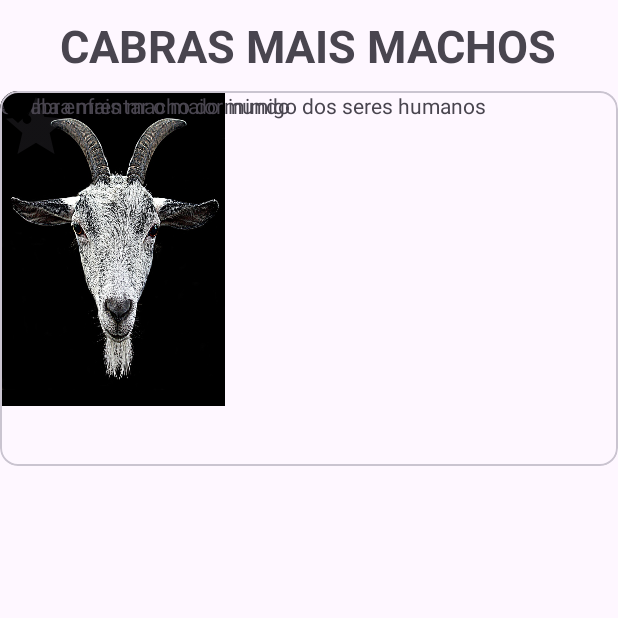
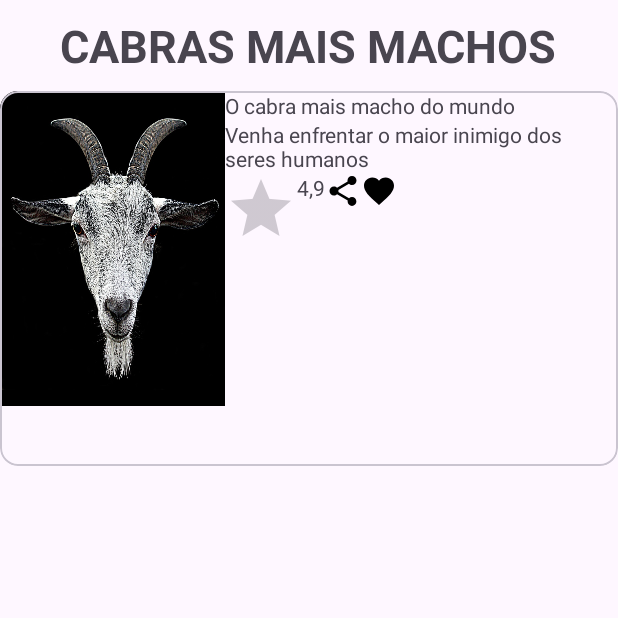
Before and after one commit to Yuri140/CabrApp, an Android app: the CabrasMachosActivity screen opened directly, with no data from a screen before it, on a phone screen of 412 x 824 dp, the top half of it. Run offline under Robolectric (Android 15) with nearby library versions, the light colour scheme and no system bars.

Commit message:
resolvendo o gatilho do nicolas

```diff
--- a/app/src/main/res/layout/cabras_machos_layout.xml
+++ b/app/src/main/res/layout/cabras_machos_layout.xml
@@ -6,6 +6,7 @@
     android:layout_height="match_parent"
     android:orientation="vertical"
     tools:context=".CabrasMachosActivity">
+
 
     <TextView
         android:layout_width="wrap_content"
@@ -24,11 +25,21 @@
         android:clickable="true"
         android:focusable="true">
 
+        <LinearLayout
+            android:layout_width="match_parent"
+            android:layout_height="wrap_content"
+            android:orientation="horizontal">
+
             <ImageView
                 android:layout_width="150dp"
                 android:layout_height="210dp"
                 android:scaleType="centerCrop"
                 android:src="@drawable/cabra" />
+
+            <LinearLayout
+                android:layout_width="match_parent"
+                android:layout_height="wrap_content"
+                android:orientation="vertical">
 
                 <TextView
                     android:layout_width="wrap_content"
@@ -39,6 +50,11 @@
                     android:layout_width="wrap_content"
                     android:layout_height="wrap_content"
                     android:text="Venha enfrentar o maior inimigo dos seres humanos" />
+
+                <LinearLayout
+                    android:layout_width="match_parent"
+                    android:layout_height="wrap_content"
+                    android:orientation="horizontal">
 
                     <RatingBar
                         android:layout_width="wrap_content"
@@ -59,6 +75,9 @@
                         android:layout_width="wrap_content"
                         android:layout_height="wrap_content"
                         android:src="@drawable/baseline_favorite" />
+                </LinearLayout>
+            </LinearLayout>
+        </LinearLayout>
 
 
     </com.google.android.material.card.MaterialCardView>
```
Lines whose indentation alone changed are shown as unchanged.
